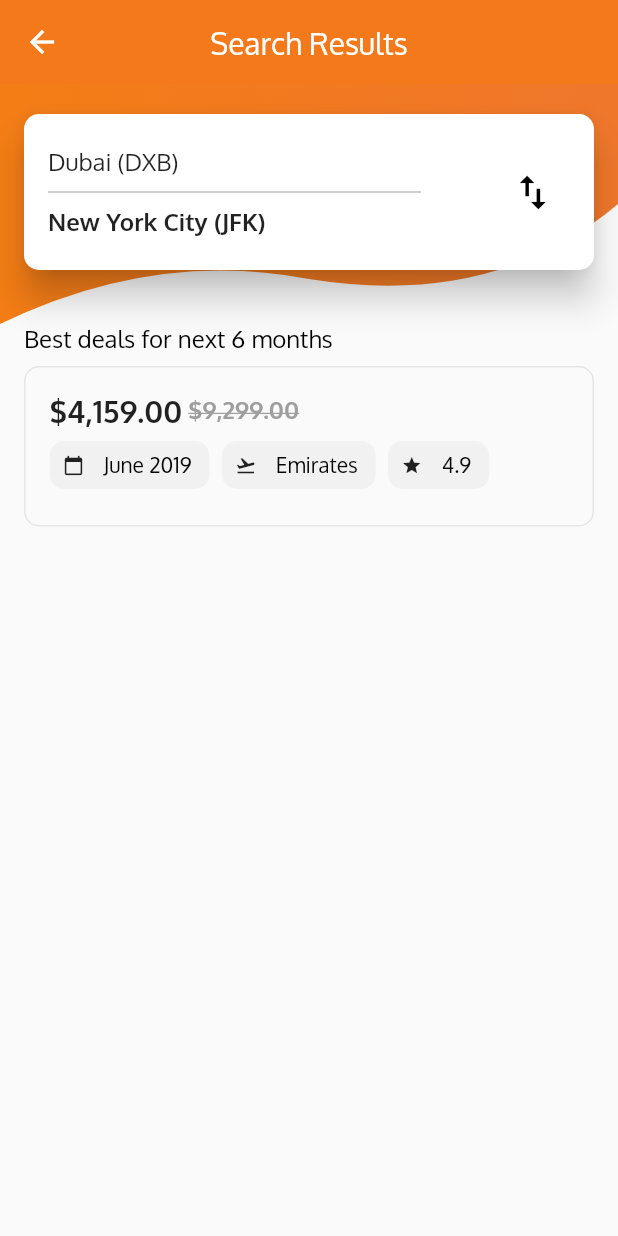
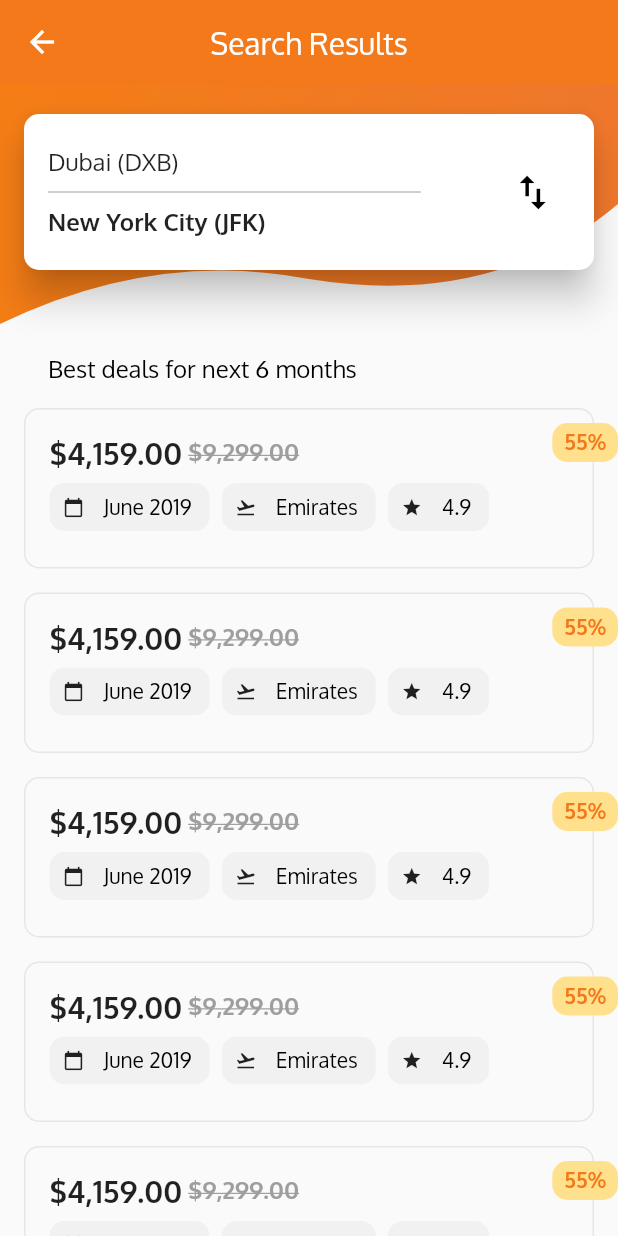
Before and after one commit to abyabrkal/flutter-flights, a Flutter app: the FlightListingScreen screen opened directly, on a phone screen of 412 x 824 dp. Run offline on Flutter 3.47's test engine with Material 2 defaults, Android fonts, the phone set to English and light mode, and no system bars.

Commit message:
Scrollbars added for lists. ClampingScrollPhysics was New

```diff
--- a/lib/flight_list.dart
+++ b/lib/flight_list.dart
@@ -20,8 +20,17 @@ class FlightListingScreen extends StatelessWidget {
               Navigator.pop(context);
             },
           )),
-      body: Column(
-        children: <Widget>[FlightListTopPart(), FlightListBottomPart()],
+      body: SingleChildScrollView(
+        scrollDirection: Axis.vertical,
+        child: Column(
+          children: <Widget>[
+            FlightListTopPart(),
+            SizedBox(
+              height: 20,
+            ),
+            FlightListBottomPart(),
+          ],
+        ),
       ),
     );
   }
@@ -107,14 +116,28 @@ class FlightListBottomPart extends StatelessWidget {
       child: Column(
         crossAxisAlignment: CrossAxisAlignment.start,
         children: <Widget>[
-          Text(
+          Padding(
+            padding: const EdgeInsets.symmetric(horizontal: 16),
+            child: Text(
               "Best deals for next 6 months",
               style: dropDownMenuItemStyle,
+            ),
           ),
           SizedBox(
             height: 8,
           ),
+          ListView(
+            shrinkWrap: true,
+            physics: ClampingScrollPhysics(),
+            scrollDirection: Axis.vertical,
+            children: <Widget>[
               FlightCard(),
+              FlightCard(),
+              FlightCard(),
+              FlightCard(),
+              FlightCard(),
+            ],
+          )
         ],
       ),
     );
@@ -124,24 +147,43 @@ class FlightListBottomPart extends StatelessWidget {
 class FlightCard extends StatelessWidget {
   @override
   Widget build(BuildContext context) {
-    return Stack(
+    return Padding(
+      padding: const EdgeInsets.symmetric(vertical: 8.0),
+      child: Stack(
         children: <Widget>[
           Container(
             margin: const EdgeInsets.only(right: 16),
             decoration: BoxDecoration(
               borderRadius: BorderRadius.all(Radius.circular(10)),
-            border: Border.all(color: flightBorderColor,),
+              border: Border.all(
+                color: flightBorderColor,
+              ),
             ),
             child: Padding(
               padding: const EdgeInsets.all(16),
               child: Column(
                 crossAxisAlignment: CrossAxisAlignment.start,
                 children: <Widget>[
-                Row(children: <Widget>[
-                  Text('${formatCurrency.format(4159)}', style: TextStyle(fontWeight: FontWeight.bold, fontSize: 20),),
-                  SizedBox(width: 4,),
-                  Text('${formatCurrency.format(9299)}', style: TextStyle(fontWeight: FontWeight.bold, fontSize: 16, decoration: TextDecoration.lineThrough, color: Colors.grey),),
-                ],),
+                  Row(
+                    children: <Widget>[
+                      Text(
+                        '${formatCurrency.format(4159)}',
+                        style: TextStyle(
+                            fontWeight: FontWeight.bold, fontSize: 20),
+                      ),
+                      SizedBox(
+                        width: 4,
+                      ),
+                      Text(
+                        '${formatCurrency.format(9299)}',
+                        style: TextStyle(
+                            fontWeight: FontWeight.bold,
+                            fontSize: 16,
+                            decoration: TextDecoration.lineThrough,
+                            color: Colors.grey),
+                      ),
+                    ],
+                  ),
                   Wrap(
                     spacing: 8,
                     children: <Widget>[
@@ -154,14 +196,33 @@ class FlightCard extends StatelessWidget {
               ),
             ),
           ),
+          Positioned(
+            top: 10,
+            right: 0,
+            child: Container(
+              padding: EdgeInsets.symmetric(horizontal: 8, vertical: 4),
+              child: Text(
+                '55%',
+                style: TextStyle(
+                    color: appTheme.primaryColor,
+                    fontSize: 14,
+                    fontWeight: FontWeight.bold),
+              ),
+              decoration: BoxDecoration(
+                color: discountBackgroundColor,
+                borderRadius: BorderRadius.all(
+                  Radius.circular(10),
+                ),
+              ),
+            ),
+          )
         ],
+      ),
     );
   }
 }
 
-
 class FlightDetailChip extends StatelessWidget {
-
   final IconData iconData;
   final String label;
 
@@ -173,10 +234,12 @@ class FlightDetailChip extends StatelessWidget {
       label: Text(label),
       labelStyle: TextStyle(color: Colors.black, fontSize: 14),
       backgroundColor: chipBackgroundColor,
-      avatar: Icon(iconData, size: 14,),
+      avatar: Icon(
+        iconData,
+        size: 14,
+      ),
       shape: RoundedRectangleBorder(
-        borderRadius: BorderRadius.all(Radius.circular(10))
-      ),
+          borderRadius: BorderRadius.all(Radius.circular(10))),
     );
   }
 }
```
Lines whose indentation alone changed are shown as unchanged.
